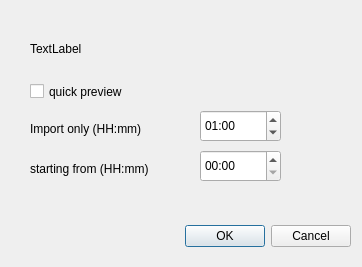
Above: opendialog.ui from tomgrad/carpets before the change. Below: the same form after it.
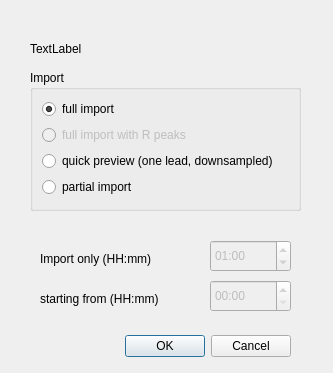
That is the form after the change.

Commit message: Enhance file import dialog

Patch:
```diff
--- a/opendialog.ui
+++ b/opendialog.ui
@@ -6,8 +6,8 @@
    <rect>
     <x>0</x>
     <y>0</y>
-    <width>362</width>
-    <height>267</height>
+    <width>333</width>
+    <height>373</height>
    </rect>
   </property>
   <property name="windowTitle">
@@ -16,8 +16,8 @@
   <widget class="QDialogButtonBox" name="buttonBox">
    <property name="geometry">
     <rect>
-     <x>180</x>
-     <y>220</y>
+     <x>120</x>
+     <y>330</y>
      <width>171</width>
      <height>32</height>
     </rect>
@@ -32,8 +32,8 @@
   <widget class="QLabel" name="label">
    <property name="geometry">
     <rect>
-     <x>30</x>
-     <y>120</y>
+     <x>40</x>
+     <y>250</y>
      <width>141</width>
      <height>17</height>
     </rect>
@@ -45,8 +45,8 @@
   <widget class="QLabel" name="label_3">
    <property name="geometry">
     <rect>
-     <x>30</x>
-     <y>160</y>
+     <x>40</x>
+     <y>290</y>
      <width>151</width>
      <height>17</height>
     </rect>
@@ -68,24 +68,14 @@
     <string>TextLabel</string>
    </property>
   </widget>
-  <widget class="QCheckBox" name="preview">
-   <property name="geometry">
-    <rect>
-     <x>30</x>
-     <y>80</y>
-     <width>121</width>
-     <height>23</height>
-    </rect>
-   </property>
-   <property name="text">
-    <string>quick preview</string>
-   </property>
-  </widget>
   <widget class="QTimeEdit" name="durationTimeEdit">
+   <property name="enabled">
+    <bool>false</bool>
+   </property>
    <property name="geometry">
     <rect>
-     <x>200</x>
-     <y>110</y>
+     <x>210</x>
+     <y>240</y>
      <width>81</width>
      <height>32</height>
     </rect>
@@ -102,10 +92,13 @@
    </property>
   </widget>
   <widget class="QTimeEdit" name="startTimeEdit">
+   <property name="enabled">
+    <bool>false</bool>
+   </property>
    <property name="geometry">
     <rect>
-     <x>200</x>
-     <y>150</y>
+     <x>210</x>
+     <y>280</y>
      <width>81</width>
      <height>32</height>
     </rect>
@@ -114,6 +107,55 @@
     <string>HH:mm</string>
    </property>
   </widget>
+  <widget class="QGroupBox" name="groupBox">
+   <property name="geometry">
+    <rect>
+     <x>30</x>
+     <y>70</y>
+     <width>271</width>
+     <height>141</height>
+    </rect>
+   </property>
+   <property name="title">
+    <string>Import</string>
+   </property>
+   <layout class="QVBoxLayout" name="verticalLayout">
+    <item>
+     <widget class="QRadioButton" name="normalRadioButton">
+      <property name="text">
+       <string>full import</string>
+      </property>
+      <property name="checked">
+       <bool>true</bool>
+      </property>
+     </widget>
+    </item>
+    <item>
+     <widget class="QRadioButton" name="peaksRadioButton">
+      <property name="enabled">
+       <bool>false</bool>
+      </property>
+      <property name="text">
+       <string>full import with R peaks</string>
+      </property>
+     </widget>
+    </item>
+    <item>
+     <widget class="QRadioButton" name="previewRadioButton">
+      <property name="text">
+       <string>quick preview (one lead, downsampled)</string>
+      </property>
+     </widget>
+    </item>
+    <item>
+     <widget class="QRadioButton" name="partialRadioButton">
+      <property name="text">
+       <string>partial import</string>
+      </property>
+     </widget>
+    </item>
+   </layout>
+  </widget>
  </widget>
  <resources/>
  <connections>
```
The commit also changes 2 other files.
